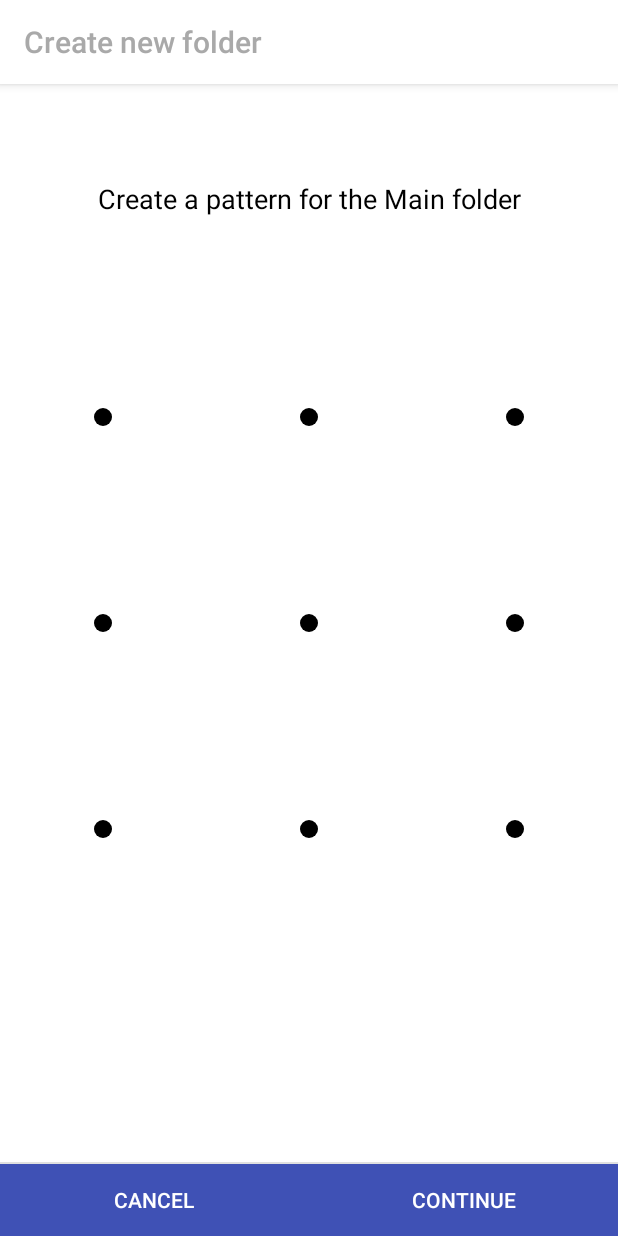
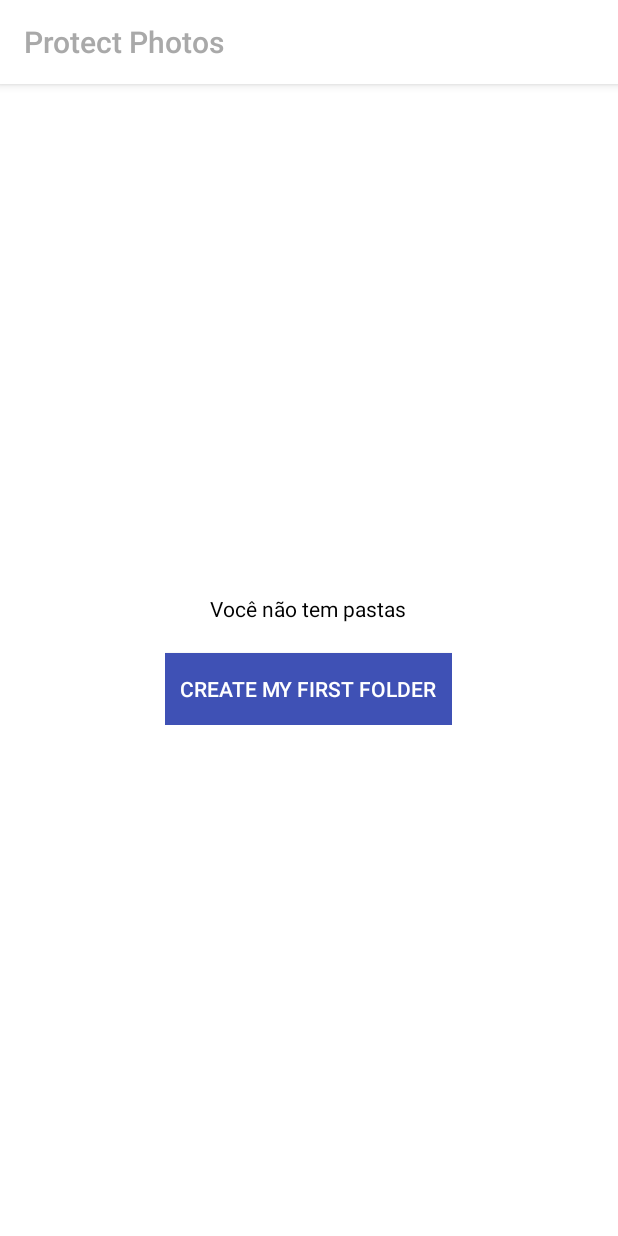
Before and after one commit to Guigomes/ProtegePhotos, an Android app: the screen it shows after launch (EscolherPadraoActivity before the commit, MainActivity after it), on a phone screen of 412 x 824 dp. Run offline under Robolectric (Android 15) with nearby library versions, the phone set to English and light mode, and no system bars; plain views replace ZH.

Commit message:
Tela inicial

```diff
--- a/app/src/main/java/ggsoftware/com/br/protegephotospro/activitys/EscolherPastaActivity.java
+++ b/app/src/main/java/ggsoftware/com/br/protegephotospro/activitys/EscolherPastaActivity.java
@@ -183,7 +183,6 @@ public class EscolherPastaActivity extends AppCompatActivity {
                     Intent it = new Intent(EscolherPastaActivity.this, ConfirmarPadraoActivity.class);
                     it.putExtra("nomePasta", nomePastaEscolhida);
                     startActivity(it);
-
                 }
             });
 
--- a/app/src/main/java/ggsoftware/com/br/protegephotospro/components/pattern/ConfirmPatternActivity.java
+++ b/app/src/main/java/ggsoftware/com/br/protegephotospro/components/pattern/ConfirmPatternActivity.java
@@ -57,13 +57,14 @@ public class ConfirmPatternActivity extends BasePatternActivity
                 onCancel();
             }
         });
-        mRightButton.setText(R.string.pl_forgot_pattern);
+        mRightButton.setText(R.string. pl_forgot_pattern);
         mRightButton.setOnClickListener(new View.OnClickListener() {
             @Override
             public void onClick(View v) {
                 onForgotPassword();
             }
         });
+        mRightButton.setVisibility(View.GONE);
         ViewAccessibilityCompat.announceForAccessibility(mMessageText, mMessageText.getText());
 
         if (savedInstanceState == null) {
@@ -121,6 +122,7 @@ public class ConfirmPatternActivity extends BasePatternActivity
 
     protected void onConfirmed() {
         setResult(RESULT_OK);
+
         finish();
     }
 
--- a/app/src/main/java/ggsoftware/com/br/protegephotospro/components/pattern/SetPatternActivity.java
+++ b/app/src/main/java/ggsoftware/com/br/protegephotospro/components/pattern/SetPatternActivity.java
@@ -119,7 +119,7 @@ public class SetPatternActivity extends BasePatternActivity
 
 
         if(isAlterarSenha){
-            setTitle("Alterar Senha da pasta");
+            setTitle(getString(R.string.txt_alterar_senha_pasta, getNomePasta()));
         }
 
         if (savedInstanceState == null) {
--- a/app/src/main/java/ggsoftware/com/br/protegephotospro/dao/ImageDAO.java
+++ b/app/src/main/java/ggsoftware/com/br/protegephotospro/dao/ImageDAO.java
@@ -62,14 +62,14 @@ public class ImageDAO {
         return listaImagens;
     }
 
-    public List<ImagemVO> listarPorPasta(String nomePasta) {
+    public List<ImagemVO> listarPorPasta(String timestampCriacaoPasta) {
         List<ImagemVO> listaImagens = new ArrayList<>();
         Cursor rs;
         String[] campos =  {banco.ID,banco.NOME, banco.DIRETORIO};
         db = banco.getReadableDatabase();
 
         String where = banco.DIRETORIO + " = ?";
-        String[] argumentos = {nomePasta};
+        String[] argumentos = {timestampCriacaoPasta};
         rs = db.query(banco.TABELA_IMAGEM, campos, where, argumentos, null, null, null, null);
         while (rs.moveToNext()) {
             ImagemVO imagemVO = new ImagemVO();
--- a/app/src/main/res/layout/activity_glide.xml
+++ b/app/src/main/res/layout/activity_glide.xml
@@ -5,6 +5,7 @@
     xmlns:tools="http://schemas.android.com/tools"
     android:layout_width="match_parent"
     android:layout_height="match_parent"
+    android:id="@+id/layout"
     tools:context="ggsoftware.com.br.protegephotospro.activitys.GaleriaActivity"
     >
 
--- a/app/src/main/res/layout/activity_main.xml
+++ b/app/src/main/res/layout/activity_main.xml
@@ -1,18 +1,34 @@
 <?xml version="1.0" encoding="utf-8"?>
-<LinearLayout xmlns:android="http://schemas.android.com/apk/res/android"
-    xmlns:tools="http://schemas.android.com/tools"
-    android:id="@+id/activity_main"
-    android:layout_width="match_parent"
-    android:layout_height="match_parent"
-    android:paddingBottom="@dimen/activity_vertical_margin"
-    android:paddingLeft="@dimen/activity_horizontal_margin"
-    android:paddingRight="@dimen/activity_horizontal_margin"
-    android:paddingTop="@dimen/activity_vertical_margin"
-    android:orientation="vertical"
-    tools:context="ggsoftware.com.br.protegephotospro.activitys.MainActivity5">
+<LinearLayout
+xmlns:android="http://schemas.android.com/apk/res/android"
+xmlns:tools="http://schemas.android.com/tools"
+android:id="@+id/activity_main"
+android:layout_width="wrap_content"
+android:layout_height="wrap_content"
+android:orientation="vertical"
+android:gravity="center"
+android:layout_gravity="center"
+
+android:layout_centerHorizontal="true"
+android:layout_centerVertical="true"
+    >
+<TextView
+
+    android:id="@+id/txt_sem_pastas"
+    android:layout_width="wrap_content"
+    android:layout_height="wrap_content"
+    android:text="@string/txt_sem_pastas"
+    />
 
 
-
+<Button
+    android:layout_marginTop="20dp"
+    android:id="@+id/btn_novas_fotos"
+    android:layout_width="wrap_content"
+    android:layout_height="wrap_content"
+    style="@style/Button"
+    android:onClick="criarNovaPasta"
+    android:text="@string/btn_criar_primeira_pasta"/>
 
 
 </LinearLayout>
--- a/app/src/main/res/values/strings.xml
+++ b/app/src/main/res/values/strings.xml
@@ -33,6 +33,8 @@
     <string name="btn_excluir">Delete</string>
     <string name="btn_configurar_pasta">Set up folder</string>
     <string name="btn_alterar_dados_pasta">Change folder data</string>
+    <string name="btn_criar_primeira_pasta">Create my first folder</string>
+
 
     <string name="btn_rdb_visivel">Visible</string>
     <string name="btn_rdb_invisivel">Invisible</string>
@@ -111,6 +113,7 @@
     <string name="txt_msg_demorar">Isso pode demorar um pouco</string>
     <string name="txt_visibilidade_pasta">What will be the visibility of the folder?</string>
     <string name="txt_pasta_principal">Main</string>
-
+    <string name="txt_alterar_senha_pasta">Change %1$s Folder Password</string>
+    <string name="txt_sem_pastas">Você não tem pastas</string>
 
 </resources>
```
Also changed, not shown: app/src/main/java/ggsoftware/com/br/protegephotospro/activitys/GaleriaActivity.java (+77 -65 lines), app/src/main/java/ggsoftware/com/br/protegephotospro/activitys/MainActivity.java (+88 -2 lines), 1 other file.
